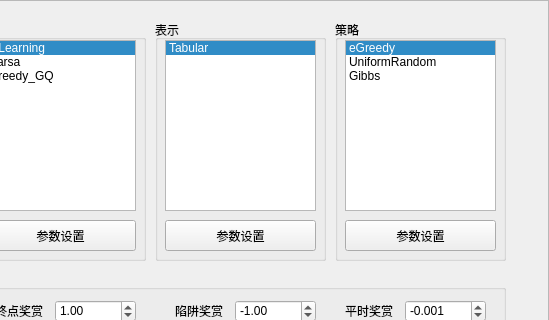
Old version of the form sdrl/Gui/Domains/GridWorldFrame.ui in the repository incumbent/sdrl; both pictures show x 225 to 774 and y 0 to 320 of the 774 by 403 pixel window.
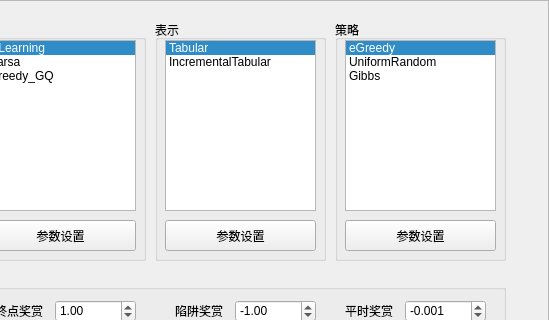
New version of the form.

Diff of the .ui file:
```diff
--- a/sdrl/Gui/Domains/GridWorldFrame.ui
+++ b/sdrl/Gui/Domains/GridWorldFrame.ui
@@ -198,6 +198,11 @@
       <string>Tabular</string>
      </property>
     </item>
+    <item>
+     <property name="text">
+      <string>IncrementalTabular</string>
+     </property>
+    </item>
    </widget>
    <widget class="QPushButton" name="btnConfigRepresentation">
     <property name="geometry">
```
